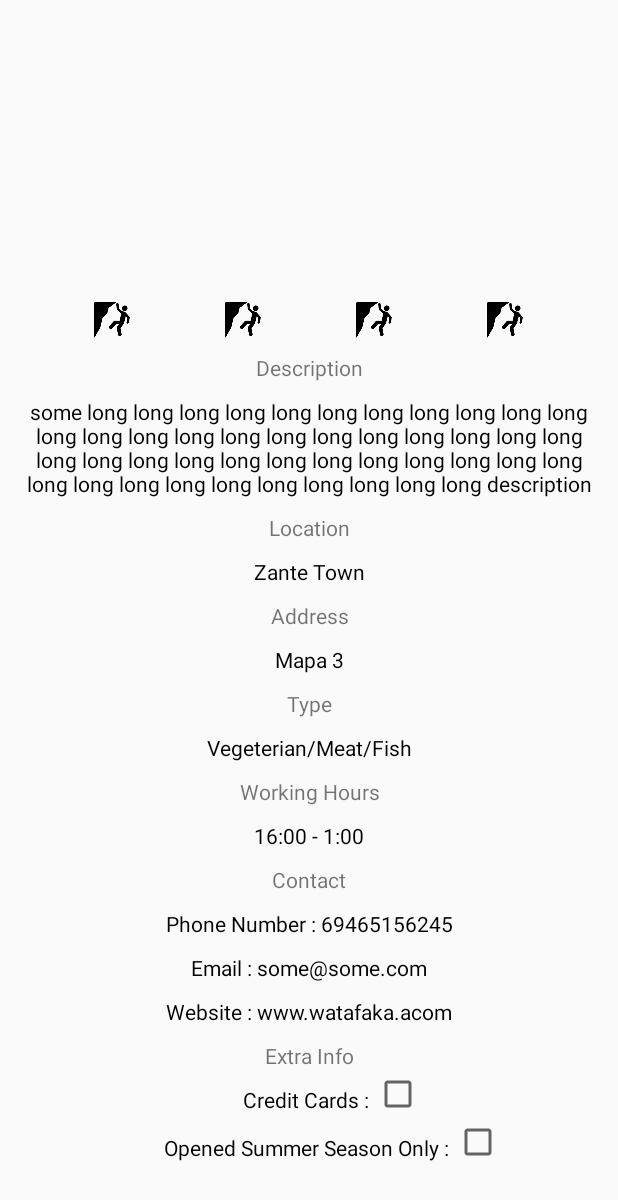
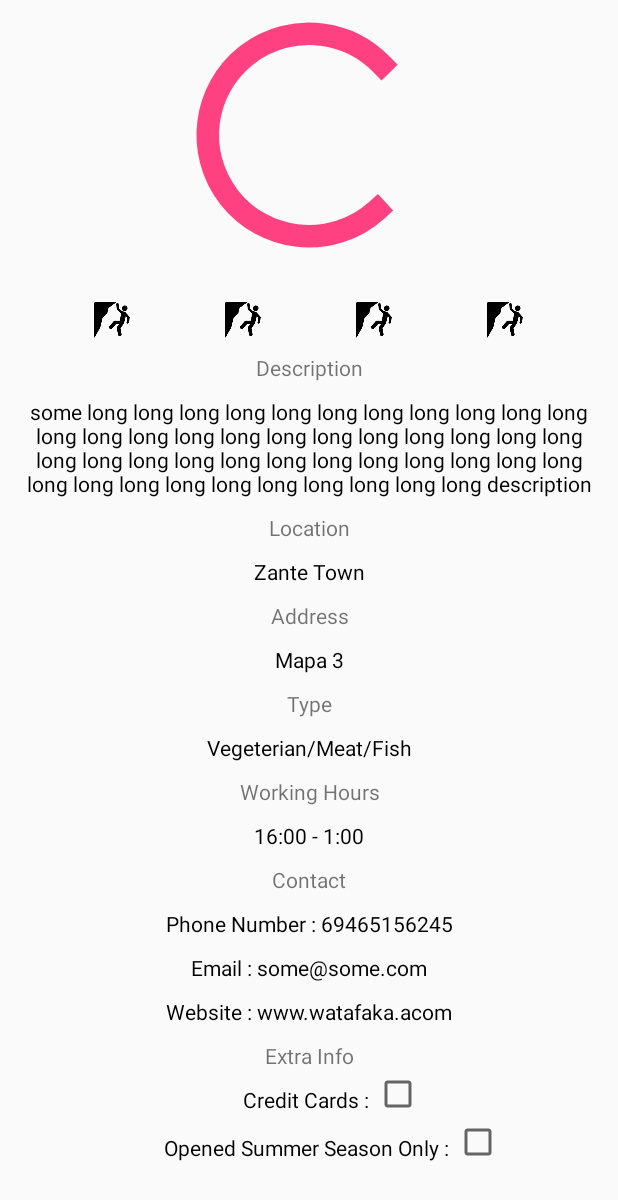
Before and after one commit to ExtinctSpecie/Zante-Travel, an Android app: the layout activity_business.xml on its own in the app's theme, with its tools: preview values and no code run, on a phone screen of 412 x 824 dp. Shown: the top 1200 px of the screen. Run offline under Robolectric (Android 15) with nearby library versions, the phone set to English and light mode, and no system bars.

Commit message:
getting images dynamically based on business id

```diff
--- a/ZanteTravel/app/src/main/java/extinctspecie/com/zantetravel/adapters/RVAdapterBusinessesID.java
+++ b/ZanteTravel/app/src/main/java/extinctspecie/com/zantetravel/adapters/RVAdapterBusinessesID.java
@@ -2,7 +2,6 @@ package extinctspecie.com.zantetravel.adapters;
 
 import android.content.Context;
 import android.support.v7.widget.RecyclerView;
-import android.util.Log;
 import android.view.LayoutInflater;
 import android.view.View;
 import android.view.ViewGroup;
@@ -60,7 +59,7 @@ public class RVAdapterBusinessesID extends RecyclerView.Adapter<RVAdapterBusines
         holder.name.setText(business.getName());
         holder.type.setText(business.getType());
         holder.location.setText(business.getLocation());
-        Picasso.with(context).load(Information.BASE_THUMBNAIL_URL + business.getThumbnail()).into(holder.thumbnail);
+        Picasso.with(context).load(Information.BASE_IMAGE_URL + business.getThumbnail()).into(holder.thumbnail);
     }
 
     @Override
--- a/ZanteTravel/app/src/main/java/extinctspecie/com/zantetravel/data/AllBusinesses.java
+++ b/ZanteTravel/app/src/main/java/extinctspecie/com/zantetravel/data/AllBusinesses.java
@@ -13,6 +13,7 @@ import extinctspecie.com.zantetravel.models.Business;
  */
 
 public class AllBusinesses {
+
     private static List<Business> allBusinesses = new ArrayList<>();
 
     private static HashMap<Integer ,List<Business>> allGroupBusinesses = new HashMap<>();
--- a/ZanteTravel/app/src/main/java/extinctspecie/com/zantetravel/helpers/Information.java
+++ b/ZanteTravel/app/src/main/java/extinctspecie/com/zantetravel/helpers/Information.java
@@ -8,5 +8,5 @@ package extinctspecie.com.zantetravel.helpers;
 public class Information
 {
     public static String BASE_API_URL = "https://zante-travel.herokuapp.com/api/";
-    public static String BASE_THUMBNAIL_URL = "https://zante-travel.herokuapp.com";
+    public static String BASE_IMAGE_URL = "https://zante-travel.herokuapp.com";
 }
--- a/ZanteTravel/app/src/main/java/extinctspecie/com/zantetravel/services/API.java
+++ b/ZanteTravel/app/src/main/java/extinctspecie/com/zantetravel/services/API.java
@@ -4,6 +4,7 @@ import java.util.List;
 
 import extinctspecie.com.zantetravel.helpers.Information;
 import extinctspecie.com.zantetravel.models.Business;
+import extinctspecie.com.zantetravel.models.Images;
 import retrofit2.Call;
 import retrofit2.Retrofit;
 import retrofit2.converter.gson.GsonConverterFactory;
@@ -21,6 +22,10 @@ public interface API {
 
     @GET("businesses/{ID}")
     Call<List<Business>> getBusinessesWithGroupID(@Path("ID") int businessGroupID);
+
+    @GET("images/{ID}")
+    Call<List<Images>> getImagesOfBusinessWithID(@Path("ID") int businessID);
+
     public class Factory {
 
         private static API service;
--- a/ZanteTravel/app/src/main/res/layout/activity_business.xml
+++ b/ZanteTravel/app/src/main/res/layout/activity_business.xml
@@ -22,14 +22,19 @@
 
         <android.support.design.widget.TabLayout
             android:id="@+id/tlHelperForVP"
-            android:layout_width="match_parent"
+            android:layout_width="wrap_content"
             android:layout_height="wrap_content"
+            android:layout_centerHorizontal="true"
             android:layout_alignBottom="@+id/vpGallery"
             app:tabBackground="@drawable/tab_selector"
             app:tabGravity="center"
-            app:tabIndicatorHeight="0dp"
-            android:elevation="4dp"/>
+            app:tabIndicatorHeight="0dp" />
 
+        <ProgressBar
+            android:id="@+id/pbLoadingImages"
+            android:layout_width="match_parent"
+            android:layout_height="180dp"
+            android:visibility="visible" />
         <LinearLayout
             android:id="@+id/llButtonRow"
             android:layout_width="match_parent"
@@ -189,7 +194,7 @@
             android:text="Contact"
             android:gravity="center"/>
         <TextView
-            android:id="@+id/tvContactNumber"
+            android:id="@+id/tvContactPhoneNumber"
             android:layout_width="match_parent"
             android:layout_height="wrap_content"
             android:paddingTop="10dp"
@@ -202,7 +207,7 @@
             android:layout_width="match_parent"
             android:layout_height="wrap_content"
             android:paddingTop="10dp"
-            android:layout_below="@+id/tvContactNumber"
+            android:layout_below="@+id/tvContactPhoneNumber"
             android:text="Email : some@some.com"
             android:textColor="@color/Black"
             android:gravity="center"/>
```
Also changed, not shown: ZanteTravel/app/src/main/java/extinctspecie/com/zantetravel/activities/BusinessActivity.java (+64 -13 lines), ZanteTravel/app/src/main/java/extinctspecie/com/zantetravel/models/Images.java (+10 -8 lines).
